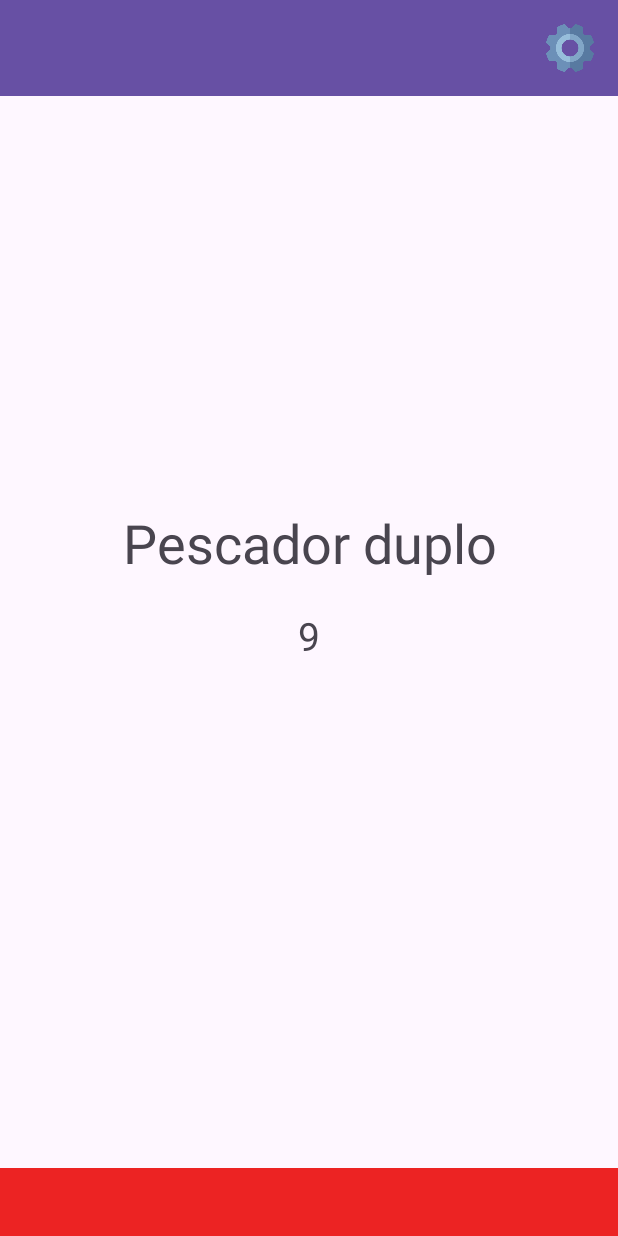
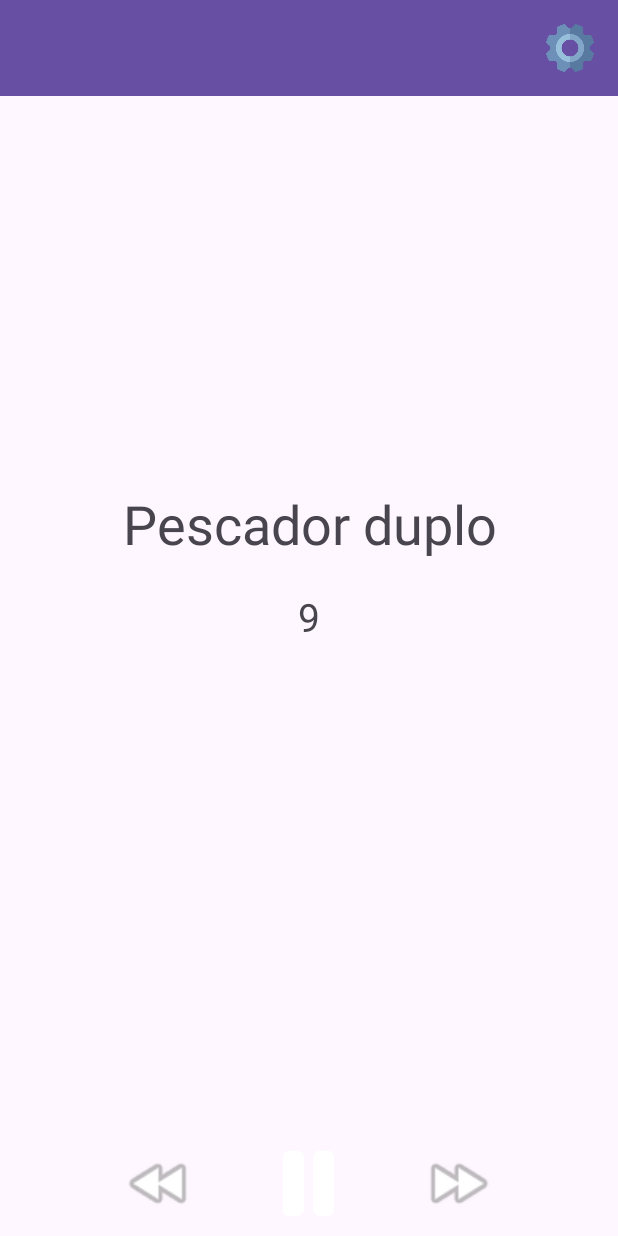
Before and after one commit to Cristian-Nascimento-Mauricio/knots-app-android, an Android app: the PracticeActivity screen opened directly, with no data from a screen before it, on a phone screen of 412 x 824 dp. Run offline under Robolectric (Android 15) with nearby library versions, the phone set to English and light mode, and no system bars.

Commit message:
add buttons to control of acitivy practice and update in class RunPractice

```diff
--- a/app/src/main/java/com/example/knotsapp/interfaces/AddSwitchKnotMethods.kt
+++ b/app/src/main/java/com/example/knotsapp/interfaces/AddSwitchKnotMethods.kt
@@ -2,6 +2,7 @@ package com.example.knotsapp.interfaces
 
 import android.content.Context
 import android.icu.text.Transliterator.Position
+import com.example.knotsapp.util.Knot
 
 interface AddSwitchKnotMethods {
 
@@ -9,4 +10,6 @@ interface AddSwitchKnotMethods {
 
     fun updateList(position:Int , activied: Boolean)
 
+    fun addHistoryList(knot: Knot)
+
 }
--- /dev/null
+++ b/app/src/main/java/com/example/knotsapp/util/CountDownTimerModified.kt
@@ -0,0 +1,27 @@
+package com.example.knotsapp.util
+
+import android.os.CountDownTimer
+
+
+open class CountDownTimerModified(millisInFuture: Long, countDownInterval: Long) : CountDownTimer(millisInFuture, countDownInterval) {
+
+    var isRunning:Boolean = false
+
+
+    override fun onTick(p0: Long) {
+
+    }
+
+    override fun onFinish() {
+        isRunning = false
+
+    }
+
+
+    fun startTime():CountDownTimerModified{
+        isRunning = true
+        super.start()
+        return this
+    }
+
+}
--- a/app/src/main/res/layout/activity_practice.xml
+++ b/app/src/main/res/layout/activity_practice.xml
@@ -77,10 +77,39 @@
 
         <LinearLayout
             android:layout_width="match_parent"
-            android:layout_height="wrap_content"
-            android:layout_weight="1"
-            android:background="#EC2323"
-            android:orientation="horizontal"></LinearLayout>
+            android:layout_height="70dp"
+            android:gravity="center"
+            android:orientation="horizontal">
+
+            <ImageButton
+                android:id="@+id/btnPrevious"
+                android:layout_width="50dp"
+                android:layout_height="50dp"
+                android:background="@android:color/transparent"
+                android:onClick="btnPrevious"
+                android:scaleType="fitXY"
+                app:srcCompat="@android:drawable/ic_media_rew" />
+
+            <ImageButton
+                android:id="@+id/btnPaused"
+                android:layout_width="50dp"
+                android:layout_height="50dp"
+                android:layout_marginLeft="50dp"
+                android:layout_marginRight="50dp"
+                android:background="@android:color/transparent"
+                android:onClick="btnPaused"
+                android:scaleType="fitCenter"
+                app:srcCompat="@drawable/img_pause" />
+
+            <ImageButton
+                android:id="@+id/btnNext"
+                android:layout_width="50dp"
+                android:layout_height="50dp"
+                android:background="@android:color/transparent"
+                android:onClick="btnNext"
+                android:scaleType="fitXY"
+                app:srcCompat="@android:drawable/ic_media_ff" />
+        </LinearLayout>
 
     </LinearLayout>
 
```
Also changed, not shown: app/src/main/java/com/example/knotsapp/activities/PracticeActivity.kt (+32 -2 lines), app/src/main/java/com/example/knotsapp/util/RunPractice.kt (+39 -12 lines), app/src/main/res/drawable/img_pause.png (added), app/src/main/res/drawable/img_play.png (added).
